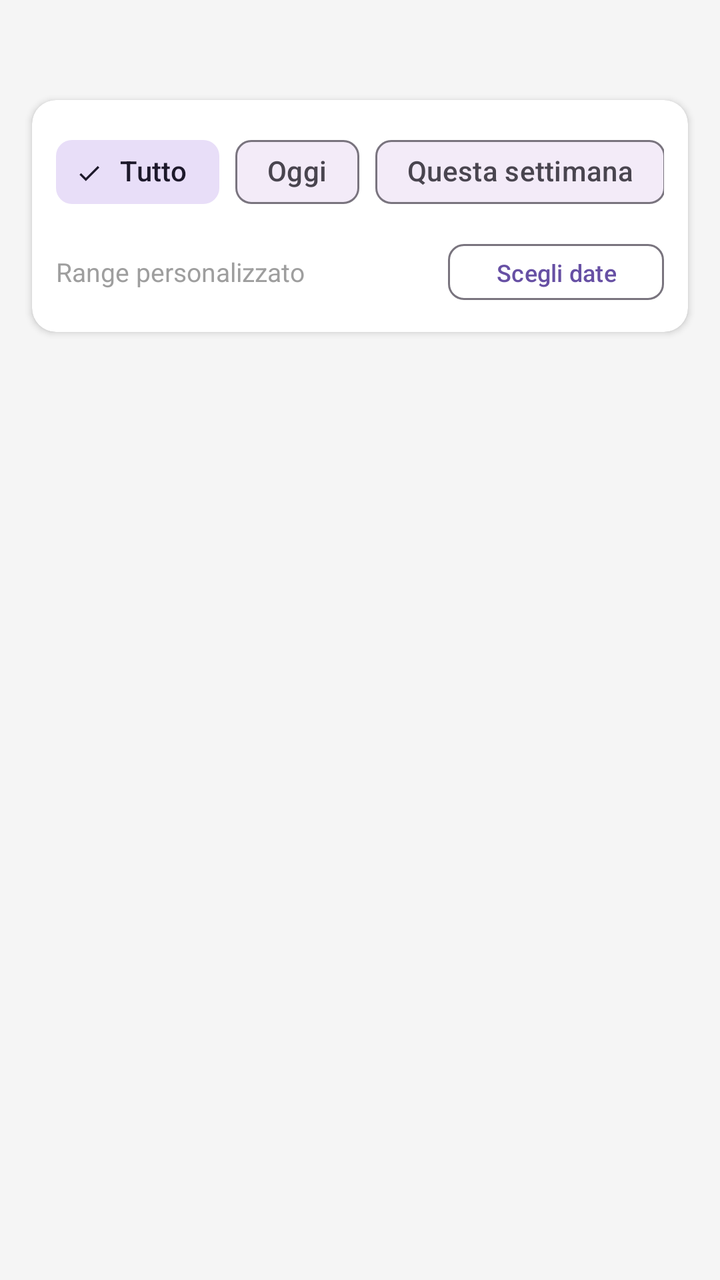
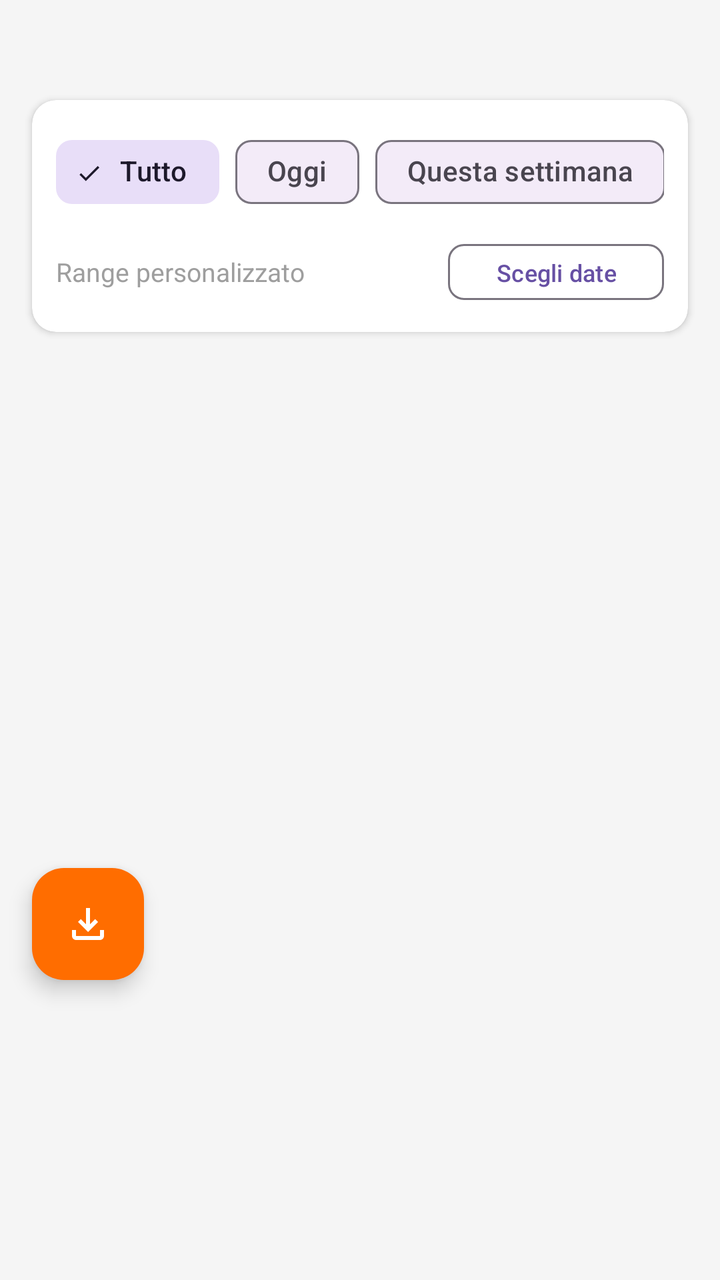

Before-and-after screenshots of an Android layout around one commit, followed by the original layout XML and the change that was made.
<!-- AndroidManifest.xml: application theme Theme.Progetto_mobile -->
<!-- res/layout/fragment_history.xml -->
<?xml version="1.0" encoding="utf-8"?>
<LinearLayout
    xmlns:android="http://schemas.android.com/apk/res/android"
    xmlns:app="http://schemas.android.com/apk/res-auto"
    android:layout_width="match_parent"
    android:layout_height="match_parent"
    android:orientation="vertical"
    android:background="#F5F5F5">

    
    <androidx.cardview.widget.CardView
        android:layout_width="match_parent"
        android:layout_height="wrap_content"
        android:layout_marginHorizontal="16dp"
        android:layout_marginTop="50dp"
        android:layout_marginBottom="20dp"
        app:cardCornerRadius="12dp"
        app:cardElevation="2dp"
        app:cardBackgroundColor="@android:color/white">

        <LinearLayout
            android:layout_width="match_parent"
            android:layout_height="wrap_content"
            android:orientation="vertical"
            android:padding="12dp">

            
            <HorizontalScrollView
                android:layout_width="match_parent"
                android:layout_height="wrap_content"
                android:scrollbars="none"
                android:layout_marginBottom="8dp">

                <LinearLayout
                    android:layout_width="wrap_content"
                    android:layout_height="wrap_content"
                    android:orientation="horizontal">

                    <com.google.android.material.chip.ChipGroup
                        android:id="@+id/chip_group_filters"
                        android:layout_width="wrap_content"
                        android:layout_height="wrap_content"
                        app:singleSelection="true"
                        app:selectionRequired="true">

                        <com.google.android.material.chip.Chip
                            android:id="@+id/chip_all"
                            style="@style/Widget.Material3.Chip.Filter"
                            android:layout_width="wrap_content"
                            android:layout_height="wrap_content"
                            android:text="Tutto"
                            android:checked="true" />

                        <com.google.android.material.chip.Chip
                            android:id="@+id/chip_today"
                            style="@style/Widget.Material3.Chip.Filter"
                            android:layout_width="wrap_content"
                            android:layout_height="wrap_content"
                            android:text="Oggi" />

                        <com.google.android.material.chip.Chip
                            android:id="@+id/chip_this_week"
                            style="@style/Widget.Material3.Chip.Filter"
                            android:layout_width="wrap_content"
                            android:layout_height="wrap_content"
                            android:text="Questa settimana" />

                        <com.google.android.material.chip.Chip
                            android:id="@+id/chip_last_7"
                            style="@style/Widget.Material3.Chip.Filter"
                            android:layout_width="wrap_content"
                            android:layout_height="wrap_content"
                            android:text="Ultimi 7 giorni" />

                        <com.google.android.material.chip.Chip
                            android:id="@+id/chip_this_month"
                            style="@style/Widget.Material3.Chip.Filter"
                            android:layout_width="wrap_content"
                            android:layout_height="wrap_content"
                            android:text="Questo mese" />

                        <com.google.android.material.chip.Chip
                            android:id="@+id/chip_last_30"
                            style="@style/Widget.Material3.Chip.Filter"
                            android:layout_width="wrap_content"
                            android:layout_height="wrap_content"
                            android:text="Ultimi 30 giorni" />

                        <com.google.android.material.chip.Chip
                            android:id="@+id/chip_last_365"
                            style="@style/Widget.Material3.Chip.Filter"
                            android:layout_width="wrap_content"
                            android:layout_height="wrap_content"
                            android:text="Ultimo anno" />

                    </com.google.android.material.chip.ChipGroup>
                </LinearLayout>
            </HorizontalScrollView>

            
            <LinearLayout
                android:layout_width="match_parent"
                android:layout_height="wrap_content"
                android:orientation="horizontal"
                android:gravity="center_vertical">

                <TextView
                    android:id="@+id/tv_custom_range"
                    android:layout_width="0dp"
                    android:layout_height="wrap_content"
                    android:layout_weight="1"
                    android:text="Range personalizzato"
                    android:textColor="#9E9E9E"
                    android:textSize="13sp" />

                <com.google.android.material.button.MaterialButton
                    android:id="@+id/btn_custom_range"
                    style="@style/Widget.Material3.Button.OutlinedButton"
                    android:layout_width="wrap_content"
                    android:layout_height="36dp"
                    android:text="Scegli date"
                    android:textSize="12sp"
                    app:cornerRadius="8dp" />

            </LinearLayout>
        </LinearLayout>
    </androidx.cardview.widget.CardView>

    
    <androidx.recyclerview.widget.RecyclerView
        android:id="@+id/rv_history"
        android:layout_width="match_parent"
        android:layout_height="0dp"
        android:layout_weight="1"
        android:paddingBottom="80dp"
        android:clipToPadding="false" />

    
    <TextView
        android:id="@+id/tv_empty"
        android:layout_width="match_parent"
        android:layout_height="0dp"
        android:layout_weight="1"
        android:gravity="center"
        android:text="Nessuna spesa nel periodo selezionato"
        android:textColor="#9E9E9E"
        android:visibility="gone" />

</LinearLayout>
<!-- resources referenced by this layout -->
<resources>
  <style name="Theme.Progetto_mobile" parent="Base.Theme.Progetto_mobile" />
  <style name="Base.Theme.Progetto_mobile" parent="Theme.Material3.DayNight.NoActionBar">
          
          
      </style>
</resources>

<!-- the commit's change to res/layout/fragment_history.xml (unified diff, before → after) -->
@@ -1,149 +1,170 @@
 <?xml version="1.0" encoding="utf-8"?>
-<LinearLayout
+<FrameLayout
     xmlns:android="http://schemas.android.com/apk/res/android"
     xmlns:app="http://schemas.android.com/apk/res-auto"
     android:layout_width="match_parent"
-    android:layout_height="match_parent"
-    android:orientation="vertical"
-    android:background="#F5F5F5">
+    android:layout_height="match_parent">
+    <LinearLayout
+        xmlns:android="http://schemas.android.com/apk/res/android"
+        xmlns:app="http://schemas.android.com/apk/res-auto"
+        android:layout_width="match_parent"
+        android:layout_height="match_parent"
+        android:orientation="vertical"
+        android:background="#F5F5F5">
 
-    
-    <androidx.cardview.widget.CardView
-        android:layout_width="match_parent"
-        android:layout_height="wrap_content"
-        android:layout_marginHorizontal="16dp"
-        android:layout_marginTop="50dp"
-        android:layout_marginBottom="20dp"
-        app:cardCornerRadius="12dp"
-        app:cardElevation="2dp"
-        app:cardBackgroundColor="@android:color/white">
-
-        <LinearLayout
+        
+        <androidx.cardview.widget.CardView
             android:layout_width="match_parent"
             android:layout_height="wrap_content"
-            android:orientation="vertical"
-            android:padding="12dp">
+            android:layout_marginHorizontal="16dp"
+            android:layout_marginTop="50dp"
+            android:layout_marginBottom="20dp"
+            app:cardCornerRadius="12dp"
+            app:cardElevation="2dp"
+            app:cardBackgroundColor="@android:color/white">
 
-            
-            <HorizontalScrollView
-                android:layout_width="match_parent"
-                android:layout_height="wrap_content"
-                android:scrollbars="none"
-                android:layout_marginBottom="8dp">
-
-                <LinearLayout
-                    android:layout_width="wrap_content"
-                    android:layout_height="wrap_content"
-                    android:orientation="horizontal">
-
-                    <com.google.android.material.chip.ChipGroup
-                        android:id="@+id/chip_group_filters"
-                        android:layout_width="wrap_content"
-                        android:layout_height="wrap_content"
-                        app:singleSelection="true"
-                        app:selectionRequired="true">
-
-                        <com.google.android.material.chip.Chip
-                            android:id="@+id/chip_all"
-                            style="@style/Widget.Material3.Chip.Filter"
-                            android:layout_width="wrap_content"
-                            android:layout_height="wrap_content"
-                            android:text="Tutto"
-                            android:checked="true" />
-
-                        <com.google.android.material.chip.Chip
-                            android:id="@+id/chip_today"
-                            style="@style/Widget.Material3.Chip.Filter"
-                            android:layout_width="wrap_content"
-                            android:layout_height="wrap_content"
-                            android:text="Oggi" />
-
-                        <com.google.android.material.chip.Chip
-                            android:id="@+id/chip_this_week"
-                            style="@style/Widget.Material3.Chip.Filter"
-                            android:layout_width="wrap_content"
-                            android:layout_height="wrap_content"
-                            android:text="Questa settimana" />
-
-                        <com.google.android.material.chip.Chip
-                            android:id="@+id/chip_last_7"
-                            style="@style/Widget.Material3.Chip.Filter"
-                            android:layout_width="wrap_content"
-                            android:layout_height="wrap_content"
-                            android:text="Ultimi 7 giorni" />
-
-                        <com.google.android.material.chip.Chip
-                            android:id="@+id/chip_this_month"
-                            style="@style/Widget.Material3.Chip.Filter"
-                            android:layout_width="wrap_content"
-                            android:layout_height="wrap_content"
-                            android:text="Questo mese" />
-
-                        <com.google.android.material.chip.Chip
-                            android:id="@+id/chip_last_30"
-                            style="@style/Widget.Material3.Chip.Filter"
-                            android:layout_width="wrap_content"
-                            android:layout_height="wrap_content"
-                            android:text="Ultimi 30 giorni" />
-
-                        <com.google.android.material.chip.Chip
-                            android:id="@+id/chip_last_365"
-                            style="@style/Widget.Material3.Chip.Filter"
-                            android:layout_width="wrap_content"
-                            android:layout_height="wrap_content"
-                            android:text="Ultimo anno" />
-
-                    </com.google.android.material.chip.ChipGroup>
-                </LinearLayout>
-            </HorizontalScrollView>
-
-            
             <LinearLayout
                 android:layout_width="match_parent"
                 android:layout_height="wrap_content"
-                android:orientation="horizontal"
-                android:gravity="center_vertical">
+                android:orientation="vertical"
+                android:padding="12dp">
 
-                <TextView
-                    android:id="@+id/tv_custom_range"
-                    android:layout_width="0dp"
+                
+                <HorizontalScrollView
+                    android:layout_width="match_parent"
                     android:layout_height="wrap_content"
-                    android:layout_weight="1"
-                    android:text="Range personalizzato"
-                    android:textColor="#9E9E9E"
-                    android:textSize="13sp" />
+                    android:scrollbars="none"
+                    android:layout_marginBottom="8dp">
 
-                <com.google.android.material.button.MaterialButton
-                    android:id="@+id/btn_custom_range"
-                    style="@style/Widget.Material3.Button.OutlinedButton"
-                    android:layout_width="wrap_content"
-                    android:layout_height="36dp"
-                    android:text="Scegli date"
-                    android:textSize="12sp"
-                    app:cornerRadius="8dp" />
+                    <LinearLayout
+                        android:layout_width="wrap_content"
+                        android:layout_height="wrap_content"
+                        android:orientation="horizontal">
 
+                        <com.google.android.material.chip.ChipGroup
+                            android:id="@+id/chip_group_filters"
+                            android:layout_width="wrap_content"
+                            android:layout_height="wrap_content"
+                            app:singleSelection="true"
+                            app:selectionRequired="true">
+
+                            <com.google.android.material.chip.Chip
+                                android:id="@+id/chip_all"
+                                style="@style/Widget.Material3.Chip.Filter"
+                                android:layout_width="wrap_content"
+                                android:layout_height="wrap_content"
+                                android:text="Tutto"
+                                android:checked="true" />
+
+                            <com.google.android.material.chip.Chip
+                                android:id="@+id/chip_today"
+                                style="@style/Widget.Material3.Chip.Filter"
+                                android:layout_width="wrap_content"
+                                android:layout_height="wrap_content"
+                                android:text="Oggi" />
+
+                            <com.google.android.material.chip.Chip
+                                android:id="@+id/chip_this_week"
+                                style="@style/Widget.Material3.Chip.Filter"
+                                android:layout_width="wrap_content"
+                                android:layout_height="wrap_content"
+                                android:text="Questa settimana" />
+
+                            <com.google.android.material.chip.Chip
+                                android:id="@+id/chip_last_7"
+                                style="@style/Widget.Material3.Chip.Filter"
+                                android:layout_width="wrap_content"
+                                android:layout_height="wrap_content"
+                                android:text="Ultimi 7 giorni" />
+
+                            <com.google.android.material.chip.Chip
+                                android:id="@+id/chip_this_month"
+                                style="@style/Widget.Material3.Chip.Filter"
+                                android:layout_width="wrap_content"
+                                android:layout_height="wrap_content"
+                                android:text="Questo mese" />
+
+                            <com.google.android.material.chip.Chip
+                                android:id="@+id/chip_last_30"
+                                style="@style/Widget.Material3.Chip.Filter"
+                                android:layout_width="wrap_content"
+                                android:layout_height="wrap_content"
+                                android:text="Ultimi 30 giorni" />
+
+                            <com.google.android.material.chip.Chip
+                                android:id="@+id/chip_last_365"
+                                style="@style/Widget.Material3.Chip.Filter"
+                                android:layout_width="wrap_content"
+                                android:layout_height="wrap_content"
+                                android:text="Ultimo anno" />
+
+                        </com.google.android.material.chip.ChipGroup>
+                    </LinearLayout>
+                </HorizontalScrollView>
+
+                
+                <LinearLayout
+                    android:layout_width="match_parent"
+                    android:layout_height="wrap_content"
+                    android:orientation="horizontal"
+                    android:gravity="center_vertical">
+
+                    <TextView
+                        android:id="@+id/tv_custom_range"
+                        android:layout_width="0dp"
+                        android:layout_height="wrap_content"
+                        android:layout_weight="1"
+                        android:text="Range personalizzato"
+                        android:textColor="#9E9E9E"
+                        android:textSize="13sp" />
+
+                    <com.google.android.material.button.MaterialButton
+                        android:id="@+id/btn_custom_range"
+                        style="@style/Widget.Material3.Button.OutlinedButton"
+                        android:layout_width="wrap_content"
+                        android:layout_height="36dp"
+                        android:text="Scegli date"
+                        android:textSize="12sp"
+                        app:cornerRadius="8dp" />
+
+                </LinearLayout>
             </LinearLayout>
-        </LinearLayout>
-    </androidx.cardview.widget.CardView>
+        </androidx.cardview.widget.CardView>
+
+        
+        <androidx.recyclerview.widget.RecyclerView
+            android:id="@+id/rv_history"
+            android:layout_width="match_parent"
+            android:layout_height="0dp"
+            android:layout_weight="1"
+            android:paddingBottom="80dp"
+            android:clipToPadding="false" />
+
+        
+        <TextView
+            android:id="@+id/tv_empty"
+            android:layout_width="match_parent"
+            android:layout_height="0dp"
+            android:layout_weight="1"
+            android:gravity="center"
+            android:text="Nessuna spesa nel periodo selezionato"
+            android:textColor="#9E9E9E"
+            android:visibility="gone" />
+
+    </LinearLayout>
 
     
-    <androidx.recyclerview.widget.RecyclerView
-        android:id="@+id/rv_history"
-        android:layout_width="match_parent"
-        android:layout_height="0dp"
-        android:layout_weight="1"
-        android:paddingBottom="80dp"
-        android:clipToPadding="false" />
+    <com.google.android.material.floatingactionbutton.FloatingActionButton
+        android:id="@+id/fab_export_pdf"
+        android:layout_width="wrap_content"
+        android:layout_height="wrap_content"
+        android:layout_gravity="bottom|start"
+        android:layout_marginStart="16dp"
+        android:layout_marginBottom="150dp"
+        android:contentDescription="Esporta PDF"
+        app:srcCompat="@drawable/ic_export"
+        app:backgroundTint="#FF6D00"
+        app:tint="@android:color/white"
+        app:elevation="6dp" />
 
-    
-    <TextView
-        android:id="@+id/tv_empty"
-        android:layout_width="match_parent"
-        android:layout_height="0dp"
-        android:layout_weight="1"
-        android:gravity="center"
-        android:text="Nessuna spesa nel periodo selezionato"
-        android:textColor="#9E9E9E"
-        android:visibility="gone" />
-
-</LinearLayout>
+</FrameLayout>
<!-- resource entries referenced after the edit -->
@@ -1,5 +1,11 @@
 <!-- resources referenced by this layout -->
 <resources>
+  <!-- drawable ic_export (drawable) -->
+  <vector xmlns:android="http://schemas.android.com/apk/res/android" android:height="24dp" android:tint="#000000" android:viewportHeight="960" android:viewportWidth="960" android:width="24dp">
+        
+      <path android:fillColor="@android:color/white" android:pathData="M480,640L280,440L336,382L440,486L440,160L520,160L520,486L624,382L680,440L480,640ZM240,800Q207,800 183.5,776.5Q160,753 160,720L160,600L240,600L240,720Q240,720 240,720Q240,720 240,720L720,720Q720,720 720,720Q720,720 720,720L720,600L800,600L800,720Q800,753 776.5,776.5Q753,800 720,800L240,800Z"/>
+      
+  </vector>
   <style name="Theme.Progetto_mobile" parent="Base.Theme.Progetto_mobile" />
   <style name="Base.Theme.Progetto_mobile" parent="Theme.Material3.DayNight.NoActionBar">
           
